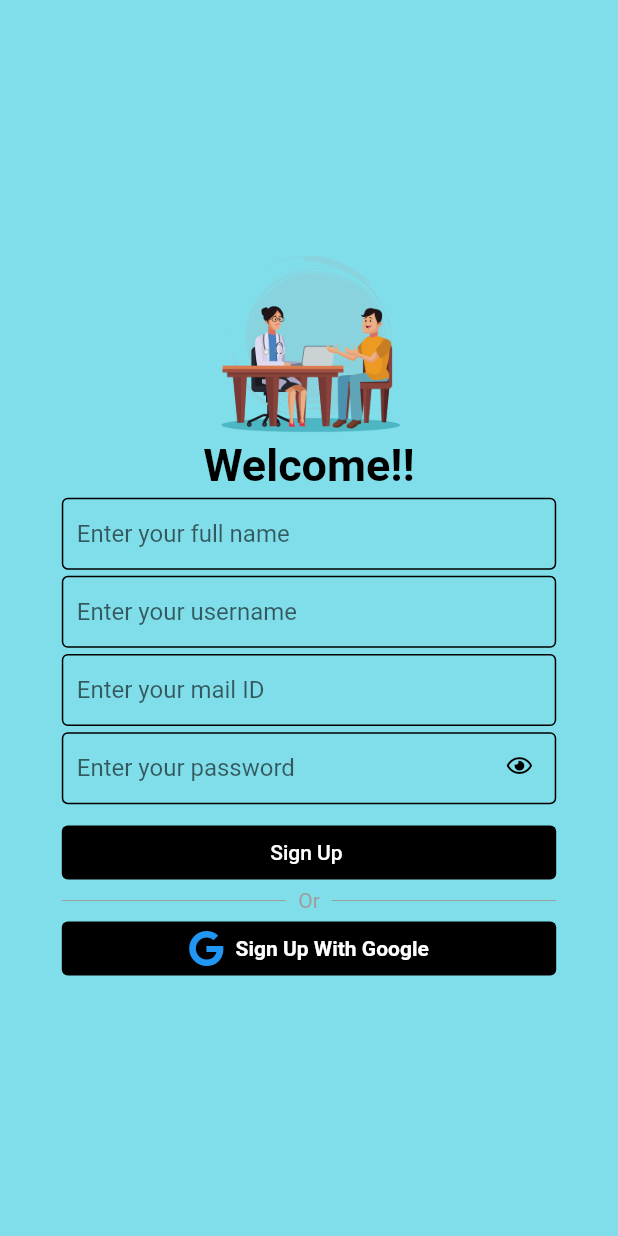
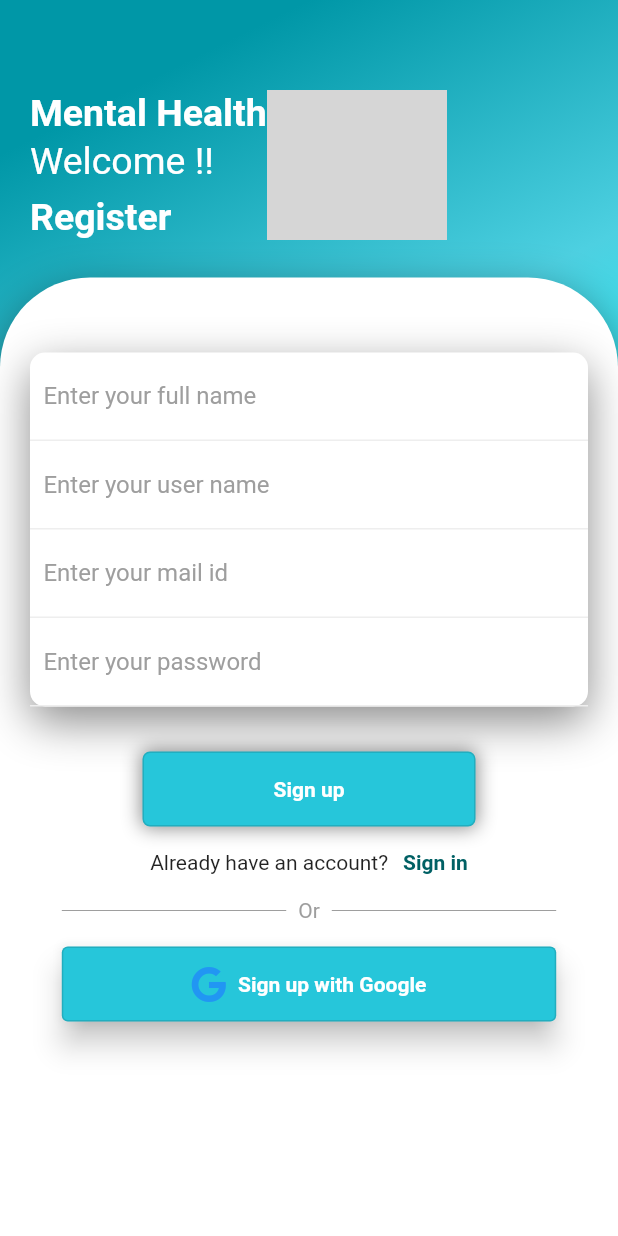
Before and after one commit to Akshatji800/mental_health, a Flutter app: the SignUpPage screen opened by its route, on a phone screen of 412 x 824 dp. Run offline on Flutter 3.47's test engine with Material 2 defaults, Android fonts, the phone set to English and light mode, and no system bars; our stand-ins replace firebase_auth, firebase_core, font_awesome_flutter, google_sign_in; accounts and stored records are empty; grey boxes are pictures that could not be loaded.

Commit message:
Modifed sign-up/Registration page

```diff
--- a/lib/navigation/navigate.dart
+++ b/lib/navigation/navigate.dart
@@ -3,6 +3,8 @@ import 'package:mental_health/screens/sign_in_page.dart';
 import 'package:mental_health/screens/welcome_page.dart';
 import 'package:flutter/material.dart';
 import 'package:mental_health/screens/sign_up_page.dart';
+
+
 
 class Navigate {
   static Map<String, Widget Function(BuildContext)> routes =   {
--- a/lib/screens/sign_up_page.dart
+++ b/lib/screens/sign_up_page.dart
@@ -1,7 +1,5 @@
 import 'dart:ui';
-
 import 'package:flutter/material.dart';
-import 'package:flutter/services.dart';
 import 'package:flutter/widgets.dart';
 import 'package:font_awesome_flutter/font_awesome_flutter.dart';
 import 'package:mental_health/utils/constants.dart';
@@ -11,133 +9,203 @@ import 'package:mental_health/services/firebase_Service.dart';
 class SignUpPage extends StatelessWidget {
   @override
   Widget build(BuildContext context) {
-    Size size = MediaQuery
-        .of(context)
-        .size;
-    OutlineInputBorder border = OutlineInputBorder(
-        borderSide: BorderSide(color: Constants.kBlackColor, width: 1.0));
+    bool _showPassword = false;
+    Size size = MediaQuery.of(context).size;
     return Scaffold(
-        resizeToAvoidBottomInset: false,
-        backgroundColor: Colors.cyan[200],
-        body:  Center(
-            child:
-            Column(mainAxisAlignment: MainAxisAlignment.center, children: [
-              Image.asset("assets/images/sign-up.png",width: 300,height: 125),
-              RichText(
-                  textAlign: TextAlign.center,
-                  text: TextSpan(children: <TextSpan>[
-                    TextSpan(
-                        text: "Welcome!!",
-                        style: TextStyle(
-                          color: Constants.kBlackColor,
-                          fontWeight: FontWeight.bold,
-                          fontSize: 30.0,
-                        )),
+      body: Container(
+        width: double.infinity,
+        decoration: BoxDecoration(
+            gradient: LinearGradient(
+                begin: Alignment.topCenter,
+                colors: [
+                  Colors.cyan.shade700,
+                  Colors.cyan.shade300,
+                  Colors.cyanAccent
+                ]
+            )
+        ),
+        child: Column (
+          crossAxisAlignment: CrossAxisAlignment.start,
+          children: <Widget>[
+            SizedBox(height: 40,),
+            Padding(
+              padding: EdgeInsets.all(20),
+              child: Row(
+                crossAxisAlignment: CrossAxisAlignment.center,
+                children: <Widget>[
+                  Column(
+                    mainAxisSize: MainAxisSize.min,
+                    crossAxisAlignment: CrossAxisAlignment.start,
+                    children: <Widget>[
+                      Text("Mental Health", style: TextStyle(color: Colors.white, fontSize: 25,fontWeight: FontWeight.bold),),
+                      SizedBox(height: 3,),
+                      Text("Welcome !!", style: TextStyle(color: Colors.white, fontSize: 25),),
+                      SizedBox(height: 8,),
+                      Text("Register", style: TextStyle(color: Colors.white, fontSize: 25,fontWeight: FontWeight.bold),),
 
-                  ])),
-              Padding(padding: EdgeInsets.only(bottom: size.height * 0.005)),
-              SizedBox(
-                width: size.width * 0.8,
-                child: TextField(
-                    cursorColor: Colors.black,
-                    decoration: InputDecoration(
-                        hintText: "Enter your full name",
-                        contentPadding:
-                        EdgeInsets.symmetric(vertical: 5.0, horizontal: 10.0),
-                        enabledBorder: border,
-                        focusedBorder: border)),
+                    ],
+                  ),
+                  Image.asset("assets/images/sign.png",width: 120,height: 100),
+                ],
               ),
-              SizedBox(
-                height: size.height * 0.005,
-              ),
-              SizedBox(
-                width: size.width * 0.8,
-                child: TextField(
-                    cursorColor: Colors.black,
-                    decoration: InputDecoration(
-                        hintText: "Enter your username",
-                        contentPadding:
-                        EdgeInsets.symmetric(vertical: 5.0, horizontal: 10.0),
-                        enabledBorder: border,
-                        focusedBorder: border)),
-              ),
-              SizedBox(
-                height: size.height * 0.005,
-              ),
-              SizedBox(
-                width: size.width * 0.8,
-                child: TextField(
-                    cursorColor: Colors.black,
-                    decoration: InputDecoration(
-                        hintText: "Enter your mail ID",
-                        contentPadding:
-                        EdgeInsets.symmetric(vertical: 5.0, horizontal: 10.0),
-                        enabledBorder: border,
-                        focusedBorder: border)),
-              ),
-              SizedBox(
-                height: size.height * 0.005,
-              ),
-              SizedBox(
-                width: size.width * 0.8,
-                child: TextField(
-                  cursorColor: Colors.black,
-                  decoration: InputDecoration(
-                    hintText: "Enter your password",
-                    contentPadding:
-                    EdgeInsets.symmetric(vertical: 5.0, horizontal: 10.0),
-                    enabledBorder: border,
-                    focusedBorder: border,
-                    suffixIcon: Padding(
-                      child: FaIcon(
-                        FontAwesomeIcons.eye,
-                        size: 15,
-                        color: Colors.black,
-                      ),
-                      padding: EdgeInsets.only(top: 15, left: 15),
+            ),
+            SizedBox(height: 5),
+            Expanded(
+              child: Container(
+                decoration: BoxDecoration(
+                    color: Colors.white,
+                    borderRadius: BorderRadius.only(topLeft: Radius.circular(60), topRight: Radius.circular(60)),
+                    boxShadow: [BoxShadow(
+                        color: Colors.black45,
+                        blurRadius: 25,
+                        offset: Offset(0, 10)
+                    )]
+                ),
+                child: SingleChildScrollView(
+                  child: Padding(
+                    padding: EdgeInsets.all(20),
+                    child: Column(
+                      children: <Widget>[
+                        SizedBox(height: 30,),
+                        Container(
+                          decoration: BoxDecoration(
+                              color: Colors.white,
+                              borderRadius: BorderRadius.circular(10),
+                              boxShadow: [BoxShadow(
+                                  color: Colors.black45,
+                                  blurRadius: 25,
+                                  offset: Offset(0, 10)
+                              )]
+                          ),
+                          child: Column(
+                            children: <Widget>[
+                              Container(
+                                padding: EdgeInsets.all(5),
+                                decoration: BoxDecoration(
+                                    border: Border(bottom: BorderSide(color: Colors.grey.shade200))
+                                ),
+                                child: TextField(
+                                  decoration: InputDecoration(
+                                      hintText: " Enter your full name",
+                                      hintStyle: TextStyle(color: Colors.grey),
+                                      border: InputBorder.none
+                                  ),
+                                ),
+                              ),
+                              Container(
+                                padding: EdgeInsets.all(5),
+                                decoration: BoxDecoration(
+                                    border: Border(bottom: BorderSide(color: Colors.grey.shade200))
+                                ),
+                                child: TextField(
+                                  decoration: InputDecoration(
+                                      hintText: " Enter your user name",
+                                      hintStyle: TextStyle(color: Colors.grey),
+                                      border: InputBorder.none
+                                  ),
+                                ),
+                              ),
+                              Container(
+                                padding: EdgeInsets.all(5),
+                                decoration: BoxDecoration(
+                                    border: Border(bottom: BorderSide(color: Colors.grey.shade200))
+                                ),
+                                child: TextField(
+                                  decoration: InputDecoration(
+                                      hintText: " Enter your mail id",
+                                      hintStyle: TextStyle(color: Colors.grey),
+                                      border: InputBorder.none
+                                  ),
+                                ),
+                              ),
+                              Container(
+                                padding: EdgeInsets.all(5),
+                                decoration: BoxDecoration(
+                                    border: Border(bottom: BorderSide(color: Colors.grey.shade200))
+                                ),
+                                child: TextField(
+                                  obscureText: !_showPassword,
+                                  decoration: InputDecoration(
+                                    hintText: " Enter your password",
+                                    hintStyle: TextStyle(color: Colors.grey),
+                                    border: InputBorder.none,
+                                  ),
+                                ),
+                              ),
+                            ],
+                          ),
+                        ),
+                        SizedBox(height: 30,),
+                        GestureDetector(
+                          onTap: (){Navigator.pushNamedAndRemoveUntil(context, Constants.homeNavigate, (route) => false);},
+                          child: Container(
+                            height: 50,
+                            margin: EdgeInsets.symmetric(horizontal: 75),
+                            decoration: BoxDecoration(
+                                borderRadius: BorderRadius.circular(5),
+                                color: Colors.cyan.shade400,
+                                border: Border.all(
+                                  color: Colors.black12
+                                ),
+                                boxShadow: [
+                                  BoxShadow(
+                                      color: Colors.black45,
+                                      spreadRadius: 1,
+                                      blurRadius: 10
+                                  )
+                                ]
+                            ),
+                            child: Center(
+                              child: Text("Sign up", style: TextStyle(color: Colors.white, fontWeight: FontWeight.bold),),
+                            ),
+                          ),
+                        ),
+
+                        SizedBox(height: 16,),
+                        Row(mainAxisAlignment: MainAxisAlignment.center, children: [
+                          Text("Already have an account?"),
+                          SizedBox(width: 10),
+                          GestureDetector(
+                            onTap: () {Navigator.pushNamedAndRemoveUntil(context, Constants.signInNavigate, (route) => false);},
+                            child: Container(
+                              child: Text("Sign in",
+                                  style: TextStyle(
+                                      fontWeight: FontWeight.w700,
+                                      color: Colors.cyan.shade900)),
+                            ),
+                          )
+                        ]),
+                        SizedBox(height: 16,),
+                        buildRowDivider(size: size),
+                        SizedBox(height: 16,),
+                        GoogleSignIn()
+                      ],
                     ),
                   ),
                 ),
               ),
-              SizedBox(
-                height: size.height * 0.005,
-              ),
-              Padding(padding: EdgeInsets.only(bottom: size.height * 0.005)),
-              SizedBox(
-                width: size.width * 0.8,
-                child: OutlinedButton(
-                  onPressed: () async {Navigator.pushNamedAndRemoveUntil(context, Constants.homeNavigate, (route) => false);},
-                  child: Text(Constants.SignUp),
-                  style: ButtonStyle(
-                      foregroundColor:
-                      MaterialStateProperty.all<Color>(Constants.kPrimaryColor),
-                      backgroundColor:
-                      MaterialStateProperty.all<Color>(Constants.kBlackColor),
-                      side: MaterialStateProperty.all<BorderSide>(
-                          BorderSide.none)),
-                ),
-              ),
-              buildRowDivider(size: size),
-              GoogleSignIn(),
-            ])));
+            )
+          ],
+        ),
+      ),
+    );
   }
   Widget buildRowDivider({required Size size}) {
     return SizedBox(
       width: size.width * 0.8,
       child: Row(children: <Widget>[
-        Expanded(child: Divider(color: Constants.kDarkGreyColor)),
+        Expanded(child: Divider(color: Colors.grey)),
         Padding(
             padding: EdgeInsets.only(left: 8.0, right: 8.0),
             child: Text(
               "Or",
-              style: TextStyle(color: Constants.kDarkGreyColor),
+              style: TextStyle(color: Colors.grey),
             )),
-        Expanded(child: Divider(color: Constants.kDarkGreyColor)),
+        Expanded(child: Divider(color: Colors.grey)),
       ]),
     );
   }
 }
-
 
 class GoogleSignIn extends StatefulWidget {
   GoogleSignIn({Key? key}) : super(key: key);
@@ -154,6 +222,7 @@ class _GoogleSignInState extends State<GoogleSignIn> {
     Size size = MediaQuery.of(context).size;
     return  !isLoading? SizedBox(
       width: size.width * 0.8,
+      height: 50,
       child: OutlinedButton.icon(
         icon: FaIcon(FontAwesomeIcons.google),
         onPressed: () async {
@@ -178,10 +247,11 @@ class _GoogleSignInState extends State<GoogleSignIn> {
           style: TextStyle(
               color: Colors.white, fontWeight: FontWeight.bold),
         ),
-        style: ButtonStyle(
-            backgroundColor:
-            MaterialStateProperty.all<Color>(Constants.kBlackColor),
-            side: MaterialStateProperty.all<BorderSide>(BorderSide.none)),
+        style: OutlinedButton.styleFrom(
+          backgroundColor: Colors.cyan.shade400,
+          shadowColor: Colors.black,
+          elevation: 8,
+        ),
       ),
     ) : CircularProgressIndicator();
   }
--- a/lib/utils/constants.dart
+++ b/lib/utils/constants.dart
@@ -24,8 +24,7 @@ class Constants {
   static const textSignUp = "Sign Up here";
   static const textHome = "Home";
   static const SignUp = "Sign Up ";
-  static const textSignUpGoogle = "Sign Up With Google";
-
+  static const textSignUpGoogle = "Sign up with Google";
 
   //navigate
   static const signInNavigate = '/sign-in';
```
Also changed, not shown: pubspec.yaml (+5 -5 lines), assets/images/sign-up.png (deleted), lib/screens/Animation/FadeAnimation.dart (added), pubspec.lock.
